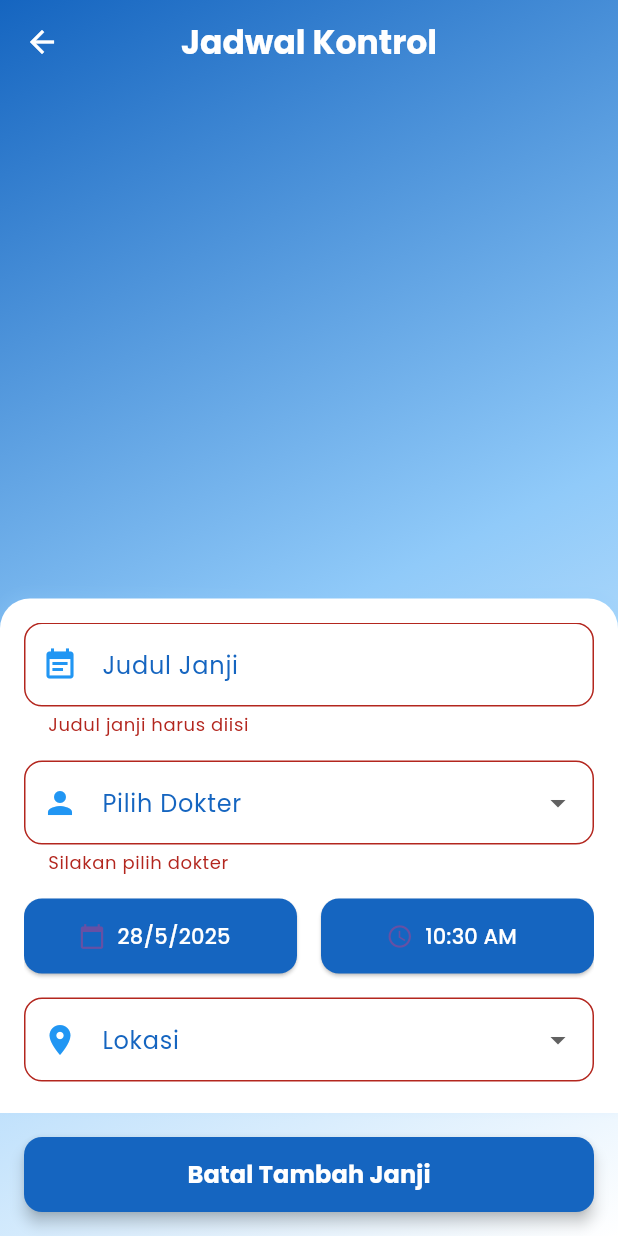
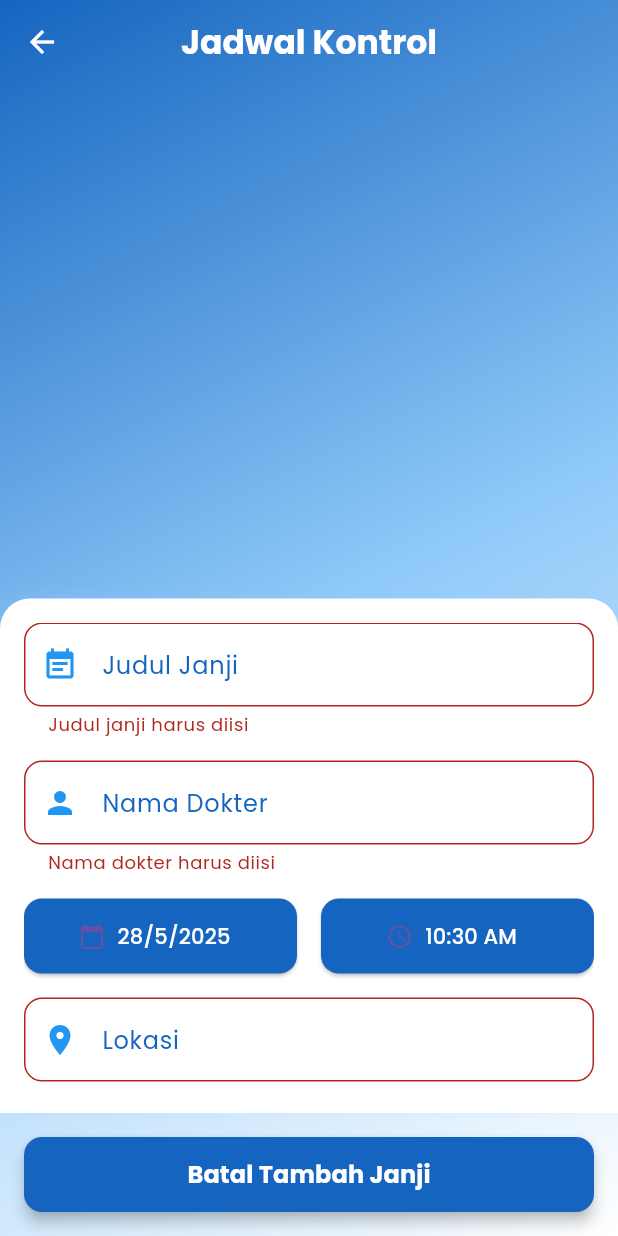
Before and after one commit to dikirmdn/si-tatamata, a Flutter app: the JadwalKontrolScreen screen opened by its route, after a tap on "Tambah Janji Temu", after a tap on "Kirim Janji", on a phone screen of 412 x 824 dp. Run offline on Flutter 3.47's test engine with Material 3 defaults, Android fonts, the light colour scheme and no system bars; our stand-ins replace cloud_firestore, firebase_auth, firebase_core, flutter_local_notifications, google_fonts, permission_handler and 1 more; missing offline and left inert: add_2_calendar; accounts and stored records are empty.

Commit message:
ubah nama aplikasi, ubah inputan kontrol

```diff
--- a/lib/screens/gejala_diwaspadai.dart
+++ b/lib/screens/gejala_diwaspadai.dart
@@ -115,7 +115,7 @@ class GejalaDiwaspadaiScreen extends StatelessWidget {
                                   color: gejala['level'] == 'Kritis'
                                     ? Colors.red.withOpacity(0.1)
                                     : Colors.orange.withOpacity(0.1),
-                                  shape: BoxShape.circle,
+                                  borderRadius: BorderRadius.circular(12),
                                 ),
                                 child: Image.asset(
                                   gejala['image'],
--- a/lib/screens/jadwal_kontrol_screen.dart
+++ b/lib/screens/jadwal_kontrol_screen.dart
@@ -22,6 +22,8 @@ class _JadwalKontrolScreenState extends State<JadwalKontrolScreen> {
 
   // Controller untuk form
   final _judulController = TextEditingController();
+  final _dokterController = TextEditingController();
+  final _lokasiController = TextEditingController();
   String _selectedDokter = '';
   String _selectedLokasi = '';
 
@@ -463,30 +465,19 @@ class _JadwalKontrolScreenState extends State<JadwalKontrolScreen> {
                   },
                 ),
                 SizedBox(height: 16),
-                DropdownButtonFormField<String>(
-                  value: _selectedDokter.isEmpty ? null : _selectedDokter,
+                TextFormField(
+                  controller: _dokterController,
                   decoration: InputDecoration(
-                    labelText: 'Pilih Dokter',
+                    labelText: 'Nama Dokter',
                     labelStyle: GoogleFonts.poppins(color: Colors.blue.shade800),
                     border: OutlineInputBorder(
                       borderRadius: BorderRadius.circular(12),
                     ),
                     prefixIcon: Icon(Icons.person, color: Colors.blue),
                   ),
-                  items: _dokterList.map((String dokter) {
-                    return DropdownMenuItem<String>(
-                      value: dokter,
-                      child: Text(dokter, style: GoogleFonts.poppins()),
-                    );
-                  }).toList(),
-                  onChanged: (String? newValue) {
-                    setState(() {
-                      _selectedDokter = newValue!;
-                    });
-                  },
                   validator: (value) {
                     if (value == null || value.isEmpty) {
-                      return 'Silakan pilih dokter';
+                      return 'Nama dokter harus diisi';
                     }
                     return null;
                   },
@@ -558,8 +549,8 @@ class _JadwalKontrolScreenState extends State<JadwalKontrolScreen> {
                   ],
                 ),
                 SizedBox(height: 16),
-                DropdownButtonFormField<String>(
-                  value: _selectedLokasi.isEmpty ? null : _selectedLokasi,
+                TextFormField(
+                  controller: _lokasiController,
                   decoration: InputDecoration(
                     labelText: 'Lokasi',
                     labelStyle: GoogleFonts.poppins(color: Colors.blue.shade800),
@@ -568,20 +559,9 @@ class _JadwalKontrolScreenState extends State<JadwalKontrolScreen> {
                     ),
                     prefixIcon: Icon(Icons.location_on, color: Colors.blue),
                   ),
-                  items: _lokasiList.map((String lokasi) {
-                    return DropdownMenuItem<String>(
-                      value: lokasi,
-                      child: Text(lokasi, style: GoogleFonts.poppins()),
-                    );
-                  }).toList(),
-                  onChanged: (String? newValue) {
-                    setState(() {
-                      _selectedLokasi = newValue!;
-                    });
-                  },
                   validator: (value) {
                     if (value == null || value.isEmpty) {
-                      return 'Silakan pilih lokasi';
+                      return 'Lokasi harus diisi';
                     }
                     return null;
                   },
@@ -634,8 +614,8 @@ class _JadwalKontrolScreenState extends State<JadwalKontrolScreen> {
 
   void _resetForm() {
     _judulController.clear();
-    _selectedDokter = '';
-    _selectedLokasi = '';
+    _dokterController.clear();
+    _lokasiController.clear();
     _selectedDate = DateTime.now();
     _selectedTime = TimeOfDay.now();
   }
@@ -661,8 +641,8 @@ class _JadwalKontrolScreenState extends State<JadwalKontrolScreen> {
         // Simpan data ke Firestore
         await docRef.set({
           'judul': _judulController.text,
-          'dokter': _selectedDokter,
-          'lokasi': _selectedLokasi,
+          'dokter': _dokterController.text,
+          'lokasi': _lokasiController.text,
           'tanggal': Timestamp.fromDate(_selectedDate),
           'waktu': _selectedTime.format(context),
           'createdAt': FieldValue.serverTimestamp(),
@@ -672,8 +652,8 @@ class _JadwalKontrolScreenState extends State<JadwalKontrolScreen> {
         await _scheduleNotifications(
           docRef.id,
           _judulController.text,
-          _selectedDokter,
-          _selectedLokasi,
+          _dokterController.text,
+          _lokasiController.text,
           scheduledDateTime,
         );
 
@@ -705,6 +685,8 @@ class _JadwalKontrolScreenState extends State<JadwalKontrolScreen> {
   @override
   void dispose() {
     _judulController.dispose();
+    _dokterController.dispose();
+    _lokasiController.dispose();
     super.dispose();
   }
 }
--- a/lib/screens/login.dart
+++ b/lib/screens/login.dart
@@ -1,5 +1,5 @@
 import 'package:flutter/material.dart';
-import 'package:simata/screens/dashboard.dart';
+import 'package:si_tata_mata/screens/dashboard.dart';
 import 'package:firebase_auth/firebase_auth.dart';
 import 'package:cloud_firestore/cloud_firestore.dart';
 import 'register.dart';
--- a/lib/screens/profile_screen.dart
+++ b/lib/screens/profile_screen.dart
@@ -16,6 +16,7 @@ class _ProfileScreenState extends State<ProfileScreen> {
   String userEmail = "";
   String userAge = "";
   String userGender = "";
+  String username = "";
 
   @override
   void initState() {
@@ -38,6 +39,7 @@ class _ProfileScreenState extends State<ProfileScreen> {
             userEmail = user.email ?? "";
             userAge = userDoc.get('usia')?.toString() ?? "";
             userGender = userDoc.get('jenis_kelamin') ?? "";
+            username = userDoc.get('username') ?? "";
           });
         }
       }
@@ -424,7 +426,7 @@ class _ProfileScreenState extends State<ProfileScreen> {
                   children: [
                     _buildInfoRow(Icons.person, "Nama", userName),
                     Divider(),
-                    _buildInfoRow(Icons.email, "Email", userEmail),
+                    _buildInfoRow(Icons.account_circle, "Username", username),
                     Divider(),
                     _buildInfoRow(Icons.person_outline, "Jenis Kelamin", userGender),
                     Divider(),
--- a/lib/screens/register.dart
+++ b/lib/screens/register.dart
@@ -1,5 +1,5 @@
 import 'package:flutter/material.dart';
-import 'package:simata/screens/login.dart';
+import 'package:si_tata_mata/screens/login.dart';
 import 'dart:ui';
 import 'package:firebase_auth/firebase_auth.dart';
 import 'package:cloud_firestore/cloud_firestore.dart';
--- a/lib/services/notification_service.dart
+++ b/lib/services/notification_service.dart
@@ -26,7 +26,41 @@ class NotificationService {
       iOS: iosSettings,
     );
 
-    await _notifications.initialize(initSettings);
+    await _notifications.initialize(
+      initSettings,
+      onDidReceiveNotificationResponse: (NotificationResponse response) {
+        // Handle notification click
+        if (response.payload != null) {
+          // Buka aplikasi
+          _notifications.getNotificationAppLaunchDetails().then((details) {
+            if (details?.didNotificationLaunchApp ?? false) {
+              // Aplikasi akan terbuka otomatis
+            }
+          });
+        }
+      },
+    );
+
+    // Buat channel notifikasi dengan suara dan getaran
+    final androidChannel = AndroidNotificationChannel(
+      'jadwal_kontrol_channel',
+      'Jadwal Kontrol',
+      description: 'Notifikasi untuk jadwal kontrol',
+      importance: Importance.max,
+      playSound: true,
+      enableVibration: true,
+      vibrationPattern: Int64List.fromList([0, 1000, 1000, 1000, 1000, 1000]),
+      sound: RawResourceAndroidNotificationSound('alarm'),
+    );
+
+    final androidPlugin = _notifications
+        .resolvePlatformSpecificImplementation<AndroidFlutterLocalNotificationsPlugin>();
+
+    if (androidPlugin != null) {
+      await androidPlugin.createNotificationChannel(androidChannel);
+      // Request izin getaran
+      await androidPlugin.requestPermission();
+    }
   }
 
   // Method untuk kompatibilitas dengan kode lama
@@ -59,19 +93,25 @@ class NotificationService {
       importance: Importance.max,
       priority: Priority.high,
       playSound: true,
+      sound: const RawResourceAndroidNotificationSound('alarm'),
       enableVibration: true,
-      vibrationPattern: Int64List.fromList([0, 1000, 500, 1000]),
+      vibrationPattern: Int64List.fromList([0, 1000, 1000, 1000, 1000, 1000]),
       enableLights: true,
       fullScreenIntent: true,
       category: AndroidNotificationCategory.alarm,
       channelShowBadge: true,
       visibility: NotificationVisibility.public,
+      additionalFlags: Int32List.fromList(<int>[4]), // FLAG_INSISTENT
+      actions: <AndroidNotificationAction>[
+        const AndroidNotificationAction('open_app', 'Buka Aplikasi'),
+      ],
     );
 
     final iosDetails = DarwinNotificationDetails(
       presentAlert: true,
       presentBadge: true,
       presentSound: true,
+      sound: 'alarm.wav',
       interruptionLevel: InterruptionLevel.timeSensitive,
     );
 
@@ -86,6 +126,7 @@ class NotificationService {
       ),
       androidScheduleMode: AndroidScheduleMode.exactAllowWhileIdle,
       uiLocalNotificationDateInterpretation: UILocalNotificationDateInterpretation.absoluteTime,
+      payload: 'open_app', // Payload untuk membuka aplikasi
     );
   }
 
--- a/pubspec.yaml
+++ b/pubspec.yaml
@@ -1,5 +1,5 @@
-name: simata
-description: "A new Flutter project."
+name: si_tata_mata
+description: "Aplikasi Sistem Informasi Tatalaksana Mata"
 # The following line prevents the package from being accidentally published to
 # pub.dev using `flutter pub publish`. This is preferred for private packages.
 publish_to: "none" # Remove this line if you wish to publish to pub.dev
```
Also changed, not shown: pubspec.lock, 12 other files.
